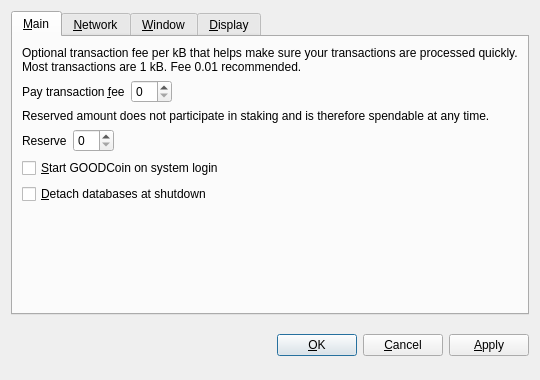
Qt form src/qt/forms/optionsdialog.ui (stolenjs/gcfinal) before a commit.
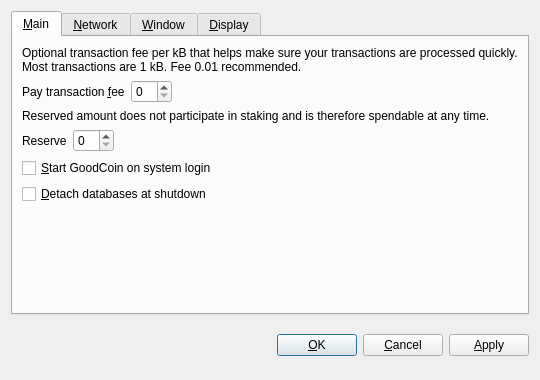
The same form after that commit. Custom widgets are drawn as their Qt base class.

```diff
--- a/src/qt/forms/optionsdialog.ui
+++ b/src/qt/forms/optionsdialog.ui
@@ -128,7 +128,7 @@
           <string>Automatically start GOODCoin after logging in to the system.</string>
          </property>
          <property name="text">
-          <string>&amp;Start GOODCoin on system login</string>
+          <string>&amp;Start GoodCoin on system login</string>
          </property>
         </widget>
        </item>
```
Left out of the diff: 10 changed lines with no effect on the pictures.
